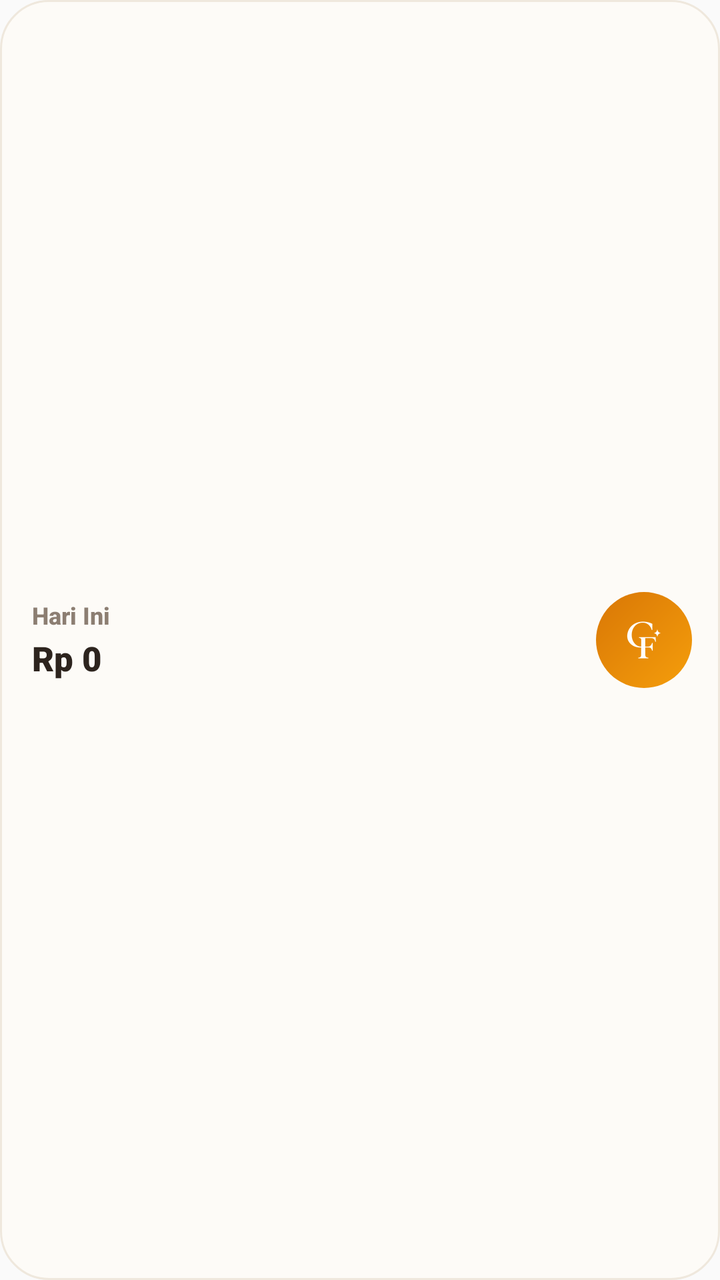
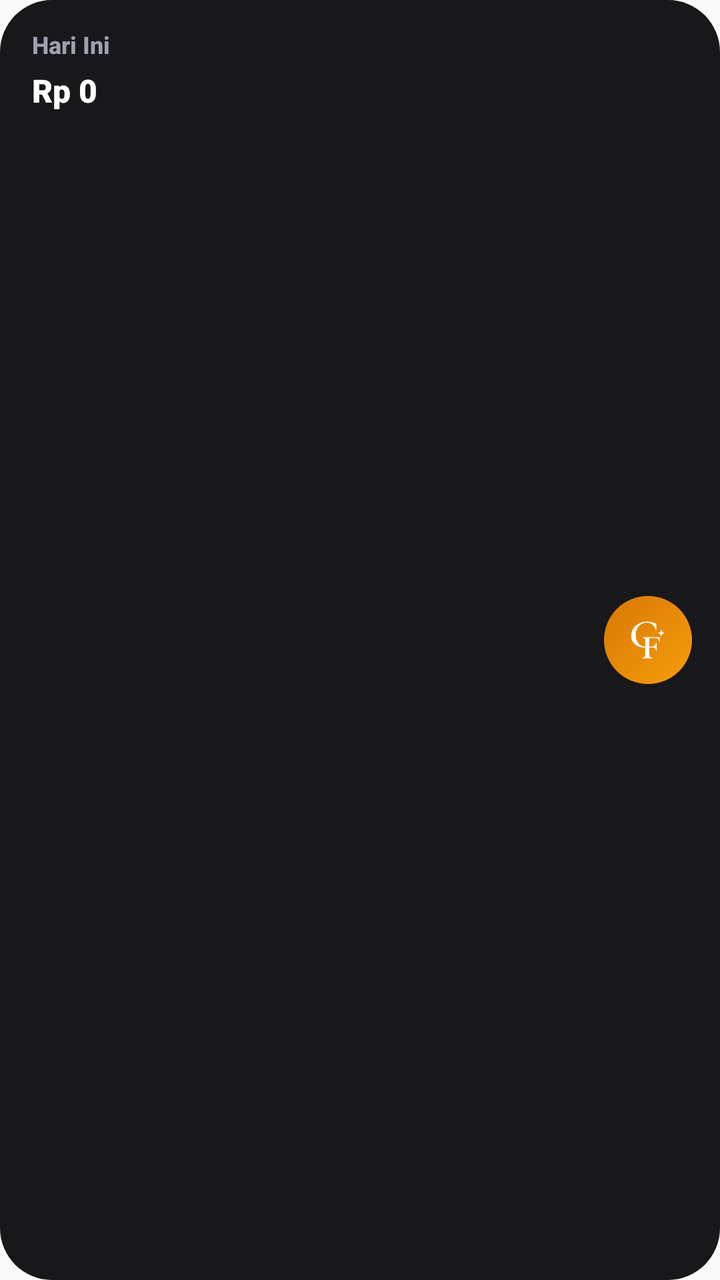

Before-and-after screenshots of an Android layout around one commit, followed by the original layout XML and the change that was made.
<!-- AndroidManifest.xml: application theme AppTheme -->
<!-- res/layout/widget_cassiel_small.xml -->
<?xml version="1.0" encoding="utf-8"?>
<LinearLayout xmlns:android="http://schemas.android.com/apk/res/android"
    android:id="@+id/widget_small_root"
    android:layout_width="match_parent"
    android:layout_height="match_parent"
    android:orientation="horizontal"
    android:gravity="center_vertical"
    android:paddingStart="16dp"
    android:paddingEnd="14dp"
    android:paddingTop="12dp"
    android:paddingBottom="12dp"
    android:background="@drawable/widget_background">

    
    <LinearLayout
        android:id="@+id/layout_small_info"
        android:layout_width="0dp"
        android:layout_height="wrap_content"
        android:layout_weight="1"
        android:orientation="vertical"
        android:gravity="center_vertical"
        android:layout_marginEnd="8dp">

        <TextView
            android:id="@+id/tv_small_label"
            android:layout_width="wrap_content"
            android:layout_height="wrap_content"
            android:text="Hari Ini"
            android:textSize="12sp"
            android:textStyle="bold"
            android:textColor="#8C7E72"
            android:fontFamily="sans-serif-medium" />

        <TextView
            android:id="@+id/tv_small_amount"
            android:layout_width="wrap_content"
            android:layout_height="wrap_content"
            android:text="Rp 0"
            android:textSize="17sp"
            android:textStyle="bold"
            android:textColor="#2D241E"
            android:fontFamily="sans-serif-black"
            android:maxLines="1"
            android:ellipsize="end"
            android:layout_marginTop="2dp" />
    </LinearLayout>

    
    <ImageButton
        android:id="@+id/btn_small_cf_assistant"
        android:layout_width="48dp"
        android:layout_height="48dp"
        android:background="@drawable/widget_btn_circle"
        android:src="@drawable/ic_stat_icon"
        android:tint="#FFFFFF"
        android:scaleType="centerInside"
        android:padding="11dp"
        android:contentDescription="Cassiel Quick Assistant" />

</LinearLayout>
<!-- resources referenced by this layout -->
<resources>
  <!-- drawable ic_stat_icon: png bitmap (drawable, 3721 bytes) -->
  <!-- drawable widget_background (drawable) -->
  ﻿<?xml version="1.0" encoding="utf-8"?>
  <shape xmlns:android="http://schemas.android.com/apk/res/android"
      android:shape="rectangle">
      <solid android:color="#FDFBF7" />
      <corners android:radius="24dp" />
      <stroke android:width="1dp" android:color="#EFE8DD" />
  </shape>
  <!-- drawable widget_btn_circle (drawable) -->
  <?xml version="1.0" encoding="utf-8"?>
  <shape xmlns:android="http://schemas.android.com/apk/res/android"
      android:shape="oval">
      <gradient
          android:startColor="#F59E0B"
          android:endColor="#D97706"
          android:angle="135" />
  </shape>
  <style name="AppTheme" parent="Theme.AppCompat.Light.DarkActionBar">
          
          <item name="colorPrimary">@color/colorPrimary</item>
          <item name="colorPrimaryDark">@color/colorPrimaryDark</item>
          <item name="colorAccent">@color/colorAccent</item>
      </style>
  <color name="colorPrimary">#4F46E5</color>
  <color name="colorPrimaryDark">#3730A3</color>
  <color name="colorAccent">#4F46E5</color>
</resources>

<!-- the commit's change to res/layout/widget_cassiel_small.xml (unified diff, before → after) -->
@@ -1,25 +1,24 @@
 <?xml version="1.0" encoding="utf-8"?>
-<LinearLayout xmlns:android="http://schemas.android.com/apk/res/android"
+<RelativeLayout xmlns:android="http://schemas.android.com/apk/res/android"
     android:id="@+id/widget_small_root"
     android:layout_width="match_parent"
     android:layout_height="match_parent"
-    android:orientation="horizontal"
-    android:gravity="center_vertical"
     android:paddingStart="16dp"
     android:paddingEnd="14dp"
-    android:paddingTop="12dp"
-    android:paddingBottom="12dp"
-    android:background="@drawable/widget_background">
+    android:paddingTop="14dp"
+    android:paddingBottom="14dp"
+    android:background="@drawable/widget_background_dark">
 
     
     <LinearLayout
         android:id="@+id/layout_small_info"
-        android:layout_width="0dp"
+        android:layout_width="match_parent"
         android:layout_height="wrap_content"
-        android:layout_weight="1"
-        android:orientation="vertical"
-        android:gravity="center_vertical"
-        android:layout_marginEnd="8dp">
+        android:layout_alignParentStart="true"
+        android:layout_alignParentTop="true"
+        android:layout_toStartOf="@+id/btn_small_cf_assistant"
+        android:layout_marginEnd="6dp"
+        android:orientation="vertical">
 
         <TextView
             android:id="@+id/tv_small_label"
@@ -28,7 +27,7 @@
             android:text="Hari Ini"
             android:textSize="12sp"
             android:textStyle="bold"
-            android:textColor="#8C7E72"
+            android:textColor="#9CA3AF"
             android:fontFamily="sans-serif-medium" />
 
         <TextView
@@ -36,25 +35,27 @@
             android:layout_width="wrap_content"
             android:layout_height="wrap_content"
             android:text="Rp 0"
-            android:textSize="17sp"
+            android:textSize="16sp"
             android:textStyle="bold"
-            android:textColor="#2D241E"
+            android:textColor="#FFFFFF"
             android:fontFamily="sans-serif-black"
             android:maxLines="1"
-            android:ellipsize="end"
-            android:layout_marginTop="2dp" />
+            android:singleLine="true"
+            android:layout_marginTop="4dp" />
     </LinearLayout>
 
     
     <ImageButton
         android:id="@+id/btn_small_cf_assistant"
-        android:layout_width="48dp"
-        android:layout_height="48dp"
+        android:layout_width="44dp"
+        android:layout_height="44dp"
+        android:layout_alignParentEnd="true"
+        android:layout_centerVertical="true"
         android:background="@drawable/widget_btn_circle"
         android:src="@drawable/ic_stat_icon"
         android:tint="#FFFFFF"
         android:scaleType="centerInside"
-        android:padding="11dp"
+        android:padding="9dp"
         android:contentDescription="Cassiel Quick Assistant" />
 
-</LinearLayout>
+</RelativeLayout>
<!-- resource entries referenced after the edit -->
@@ -1,13 +1,12 @@
 <!-- resources referenced by this layout -->
 <resources>
   <!-- drawable ic_stat_icon: png bitmap (drawable, 3721 bytes) -->
-  <!-- drawable widget_background (drawable) -->
-  ﻿<?xml version="1.0" encoding="utf-8"?>
+  <!-- drawable widget_background_dark (drawable) -->
+  <?xml version="1.0" encoding="utf-8"?>
   <shape xmlns:android="http://schemas.android.com/apk/res/android"
       android:shape="rectangle">
-      <solid android:color="#FDFBF7" />
-      <corners android:radius="24dp" />
-      <stroke android:width="1dp" android:color="#EFE8DD" />
+      <solid android:color="#18181B" />
+      <corners android:radius="26dp" />
   </shape>
   <!-- drawable widget_btn_circle (drawable) -->
   <?xml version="1.0" encoding="utf-8"?>
